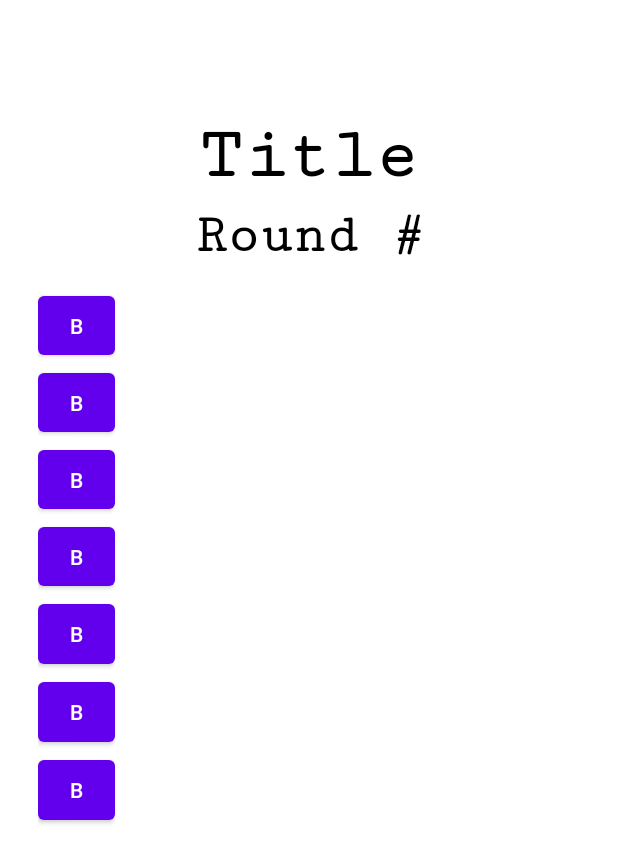
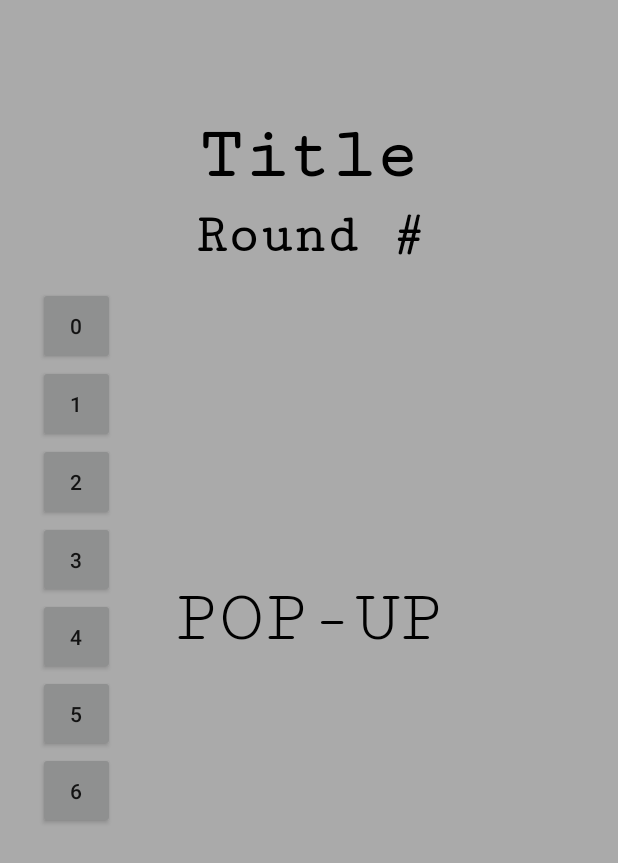
Before and after one commit to jdpore/FinalGame, an Android app: the activity_game_proper screen opened directly, with no data from a screen before it, on a phone screen of 412 x 824 dp. Shown: the top 863 px of the screen. Run offline under Robolectric (Android 15) with nearby library versions, the phone set to English and light mode, and no system bars.

Commit message:
Created Pop-Up & Buttons Programmatically

```diff
--- a/Gates/app/src/main/java/com/example/gates/activity_game_proper.java
+++ b/Gates/app/src/main/java/com/example/gates/activity_game_proper.java
@@ -1,14 +1,19 @@
 package com.example.gates;
 
+import android.view.View;
 import android.widget.Button;
 import android.widget.LinearLayout;
+import android.widget.TableLayout;
 import android.widget.TextView;
 import androidx.appcompat.app.AppCompatActivity;
 import android.os.Bundle;
+import androidx.constraintlayout.widget.ConstraintLayout;
 
 public class activity_game_proper extends AppCompatActivity {
-    TextView title;
+    TextView title, round;
     LinearLayout columnOne;
+    ConstraintLayout popUp;
+    Button[] btnGrp = new Button[7];
     int game, difficulty;
     String[] games = new String[] {"Lesson", "Game One", "Game Two", "Game Three"};
     String[] difficulties = new String[] {"novice", "intermediate", "advance"};
@@ -19,6 +24,7 @@ public class activity_game_proper extends AppCompatActivity {
         setContentView(R.layout.activity_game_proper);
 
         title = findViewById(R.id.title);
+        popUp = findViewById(R.id.pop_up);
 
         Bundle extras = getIntent().getExtras();
         if(extras != null) {
@@ -27,26 +33,31 @@ public class activity_game_proper extends AppCompatActivity {
             title.setText(str);
         }
 
-        //gridInit();
+        gridInit();
+
+        popUp.setOnClickListener(new View.OnClickListener() {
+            public void onClick(View v) {
+                popUp.setVisibility(View.GONE);
+            }
+        });
     }
 
     public void gridInit() {
-        /*LinearLayout layout = new LinearLayout(this);
-        LinearLayout.LayoutParams params = (LinearLayout.LayoutParams) layout.getLayoutParams();
-
-        params.weight = 1;
-        layout.setLayoutParams(params);*/
         columnOne = findViewById(R.id.column_one);
-        Button btn = new Button(this);
-
-        LinearLayout layout = new LinearLayout(this);
-        LinearLayout.LayoutParams params = (LinearLayout.LayoutParams) layout.getLayoutParams();
-        params.weight = 1;
-        params.width = LinearLayout.LayoutParams.MATCH_PARENT;
-        btn.setHeight(0);
-        btn.setText("B");
-        btn.setLayoutParams(params);
-
-        columnOne.addView(btn);
+        round = findViewById(R.id.round);
+        for(int i = 0; i < 7; i++) {
+            Button btn = new Button(this);
+            btn.setLayoutParams(new LinearLayout.LayoutParams(LinearLayout.LayoutParams.MATCH_PARENT, LinearLayout.LayoutParams.MATCH_PARENT,
+                            1.0f));
+            btn.setHeight(0);
+            btn.setText(String.valueOf(i));
+            final int j = i;
+            btn.setOnClickListener(new View.OnClickListener() {
+                public void onClick(View v) {
+                    round.setText(String.valueOf(j));
+                }
+            });
+            columnOne.addView(btn);
+        }
     }
 }
--- a/Gates/app/src/main/res/layout/activity_game_proper.xml
+++ b/Gates/app/src/main/res/layout/activity_game_proper.xml
@@ -56,115 +56,28 @@
             android:orientation="vertical"
             android:layout_width="0dp"
             android:layout_height="match_parent">
-
-            <Button
-                android:id="@+id/button1"
-                android:text="B"
-                android:layout_weight="1"
-                android:layout_width="match_parent"
-                android:layout_height="0dp"
-                tools:ignore="NestedWeights"/>
-
-            <Button
-                android:id="@+id/button2"
-                android:text="B"
-                android:layout_weight="1"
-                android:layout_width="match_parent"
-                android:layout_height="0dp"
-                tools:ignore="NestedWeights"/>
-
-            <Button
-                android:id="@+id/button3"
-                android:text="B"
-                android:layout_weight="1"
-                android:layout_width="match_parent"
-                android:layout_height="0dp"
-                tools:ignore="NestedWeights" />
-
-            <Button
-                android:id="@+id/button4"
-                android:text="B"
-                android:layout_weight="1"
-                android:layout_width="match_parent"
-                android:layout_height="0dp"
-                tools:ignore="NestedWeights" />
-
-            <Button
-                android:id="@+id/button5"
-                android:text="B"
-                android:layout_weight="1"
-                android:layout_width="match_parent"
-                android:layout_height="0dp"
-                tools:ignore="NestedWeights" />
-
-            <Button
-                android:id="@+id/button6"
-                android:text="B"
-                android:layout_weight="1"
-                android:layout_width="match_parent"
-                android:layout_height="0dp"
-                tools:ignore="NestedWeights" />
-
-            <Button
-                android:id="@+id/button7"
-                android:text="B"
-                android:layout_weight="1"
-                android:layout_width="match_parent"
-                android:layout_height="0dp"
-                tools:ignore="NestedWeights" />
-
         </LinearLayout>
 
     </LinearLayout>
 
-        <!--
-        <Button
-            android:id="@+id/button"
-            android:text=" "
+    <androidx.constraintlayout.widget.ConstraintLayout
+        android:id="@+id/pop_up"
+        android:layout_width="match_parent"
+        android:layout_height="match_parent"
+        android:background="#55000000">
+
+        <TextView
             android:layout_width="wrap_content"
             android:layout_height="wrap_content"
+            android:text="POP-UP"
+            android:textColor="@color/black"
+            android:textSize="50sp"
+            android:fontFamily="courier"
             app:layout_constraintBottom_toBottomOf="parent"
             app:layout_constraintEnd_toEndOf="parent"
             app:layout_constraintStart_toStartOf="parent"
-            app:layout_constraintTop_toTopOf="parent"
-            app:layout_constraintDimensionRatio="w,1:1"
-            app:layout_constraintHorizontal_weight="1"/>
-
-        <Button
-            android:id="@+id/button3"
-            android:layout_width="wrap_content"
-            android:layout_height="wrap_content"/>
-
-        <Button
-            android:id="@+id/button4"
-            android:layout_width="wrap_content"
-            android:layout_height="0dp"
-            app:layout_constraintDimensionRatio="w,1:1"
-            app:layout_constraintStart_toEndOf="@+id/button3"
             app:layout_constraintTop_toTopOf="parent" />
 
-        <Button
-            android:id="@+id/button5"
-            android:layout_width="wrap_content"
-            android:layout_height="0dp"
-            app:layout_constraintDimensionRatio="w,1:1"
-            app:layout_constraintStart_toEndOf="@+id/button4"
-            app:layout_constraintTop_toTopOf="parent" />
-
-        <Button
-            android:id="@+id/button6"
-            android:layout_width="wrap_content"
-            android:layout_height="0dp"
-            app:layout_constraintDimensionRatio="w,1:1"
-            app:layout_constraintStart_toEndOf="@+id/button5"
-            app:layout_constraintTop_toTopOf="parent" />
-
-        <Button
-            android:id="@+id/button7"
-            android:layout_width="wrap_content"
-            android:layout_height="0dp"
-            app:layout_constraintDimensionRatio="w,1:1"
-            app:layout_constraintStart_toEndOf="@+id/button6"
-            app:layout_constraintTop_toTopOf="parent" />-->
+    </androidx.constraintlayout.widget.ConstraintLayout>
 
 </androidx.constraintlayout.widget.ConstraintLayout>
```
